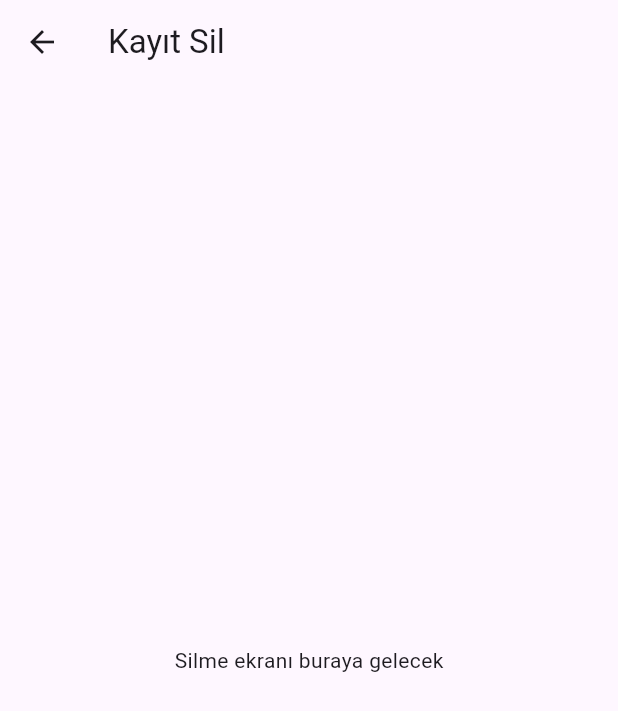
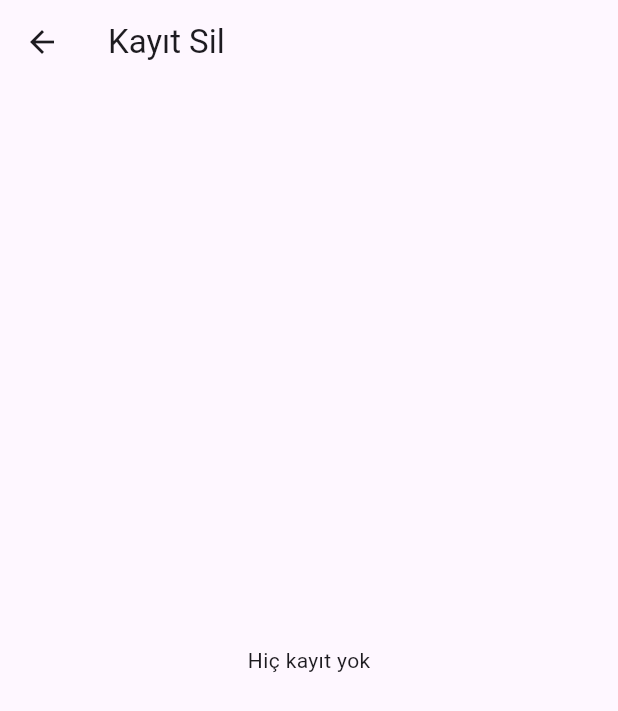
Before and after one commit to SenaSelvinaz/StockFUI, a Flutter app: the DeleteWorker screen opened directly, on a phone screen of 412 x 824 dp. Shown: the top 711 px of the screen. Run offline on Flutter 3.47's test engine with Material 3 defaults, Android fonts, the phone set to English and light mode, and no system bars.

Commit message:
silme ekranı tasarlandı

```diff
--- /dev/null
+++ b/lib/data/workers_data.dart
@@ -0,0 +1 @@
+List<Map<String, String>> workersList = [];
--- a/lib/pages/delete_worker.dart
+++ b/lib/pages/delete_worker.dart
@@ -1,13 +1,57 @@
 import 'package:flutter/material.dart';
+import '../data/workers_data.dart';
 
-class DeleteWorker extends StatelessWidget {
+class DeleteWorker extends StatefulWidget {
   const DeleteWorker({super.key});
 
   @override
+  State<DeleteWorker> createState()=> _DeleteWorkerState();
+}
+class _DeleteWorkerState extends State<DeleteWorker> {
+  @override
   Widget build(BuildContext context) {
     return Scaffold(
-      appBar: AppBar(title: const Text("Kayıt Sil")),
-      body: const Center(child: Text("Silme ekranı buraya gelecek")),
+      appBar: AppBar(
+        title: const Text("Kayıt Sil"),
+        leading: IconButton(
+          icon: const Icon(Icons.arrow_back),
+          onPressed: () {
+            Navigator.pop(context);
+          },
+        ),
+      ),
+      body: workersList.isEmpty
+          ? const Center(
+              child: Text("Hiç kayıt yok"),
+            )
+          : ListView.builder(
+              itemCount: workersList.length,
+              itemBuilder: (context, index) {
+                final worker = workersList[index];
+                return Card(
+                  margin:
+                      const EdgeInsets.symmetric(horizontal: 16, vertical: 8),
+                  child: ListTile(
+                    title: Text(worker["name"]!),
+                    subtitle: Text(
+                        "Telefon: ${worker["phone"]}\nStatü: ${worker["status"]}"),
+                    isThreeLine: true,
+                    trailing: IconButton(
+                      icon: const Icon(Icons.delete, color: Colors.red),
+                      onPressed: () {
+                        // Silme işlemi
+                        setState(() {
+                          workersList.removeAt(index);
+                        });
+                        ScaffoldMessenger.of(context).showSnackBar(
+                          const SnackBar(content: Text("Kayıt silindi")),
+                        );
+                      },
+                    ),
+                  ),
+                );
+              },
+            ),
     );
   }
 }
```
Also changed, not shown: lib/pages/add_worker.dart (+8 -2 lines).
